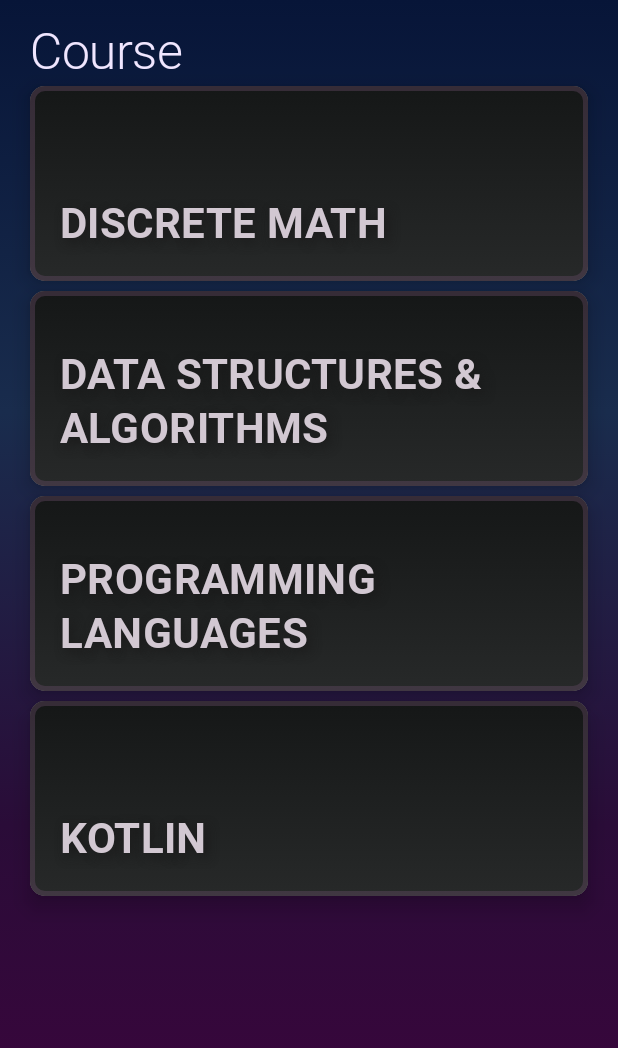
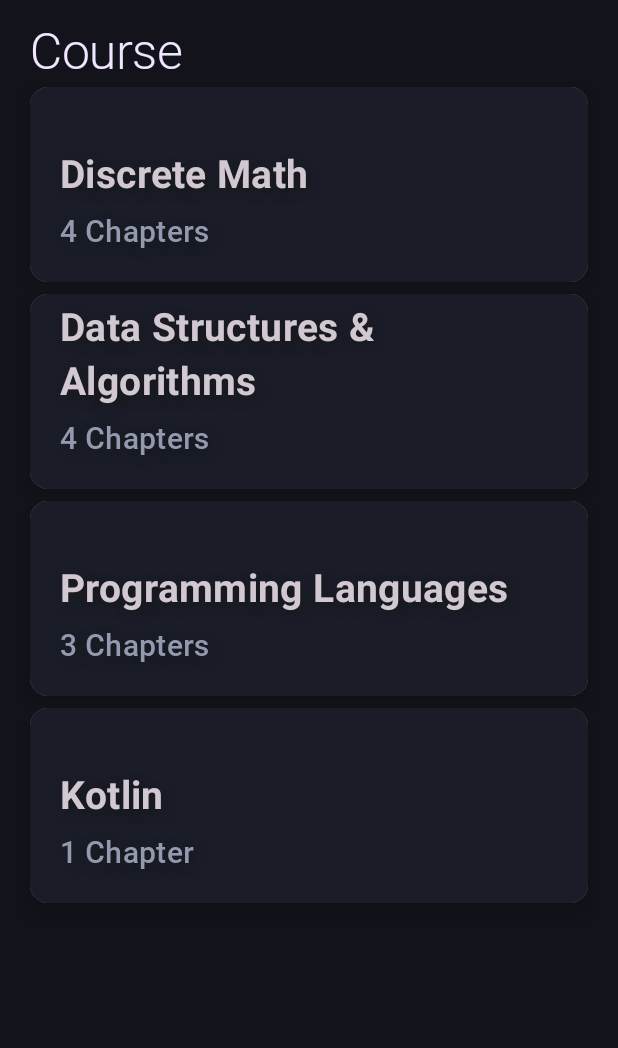
Before and after one commit to Tyler-Lopez/CS-TriviaApp, an Android app built with Jetpack Compose: the composable HomeScreen shown on its own in the app's theme, on a phone screen of 412 x 824 dp. Shown: the top 1048 px of the screen. Run offline under Robolectric (Android 15) with nearby library versions, the phone set to English and light mode, and no system bars.

Commit message:
UI Improvements and general simplification of colors and theme ahead of future light and dark mode toggles. The app now should look more like a typical dark mode app.

```diff
--- a/app/src/main/java/com/company/triviaapp/Home.kt
+++ b/app/src/main/java/com/company/triviaapp/Home.kt
@@ -41,10 +41,10 @@ fun HomeScreen(navController: NavController) {
             .background(
                 Brush.verticalGradient(
                     listOf(
-                        Color(7, 21, 56),
-                        Color(25, 44, 77),
-                        Color(42, 12, 56),
-                        Color(64, 3, 62),
+                        Color(19,20,27),
+                        Color(19,20,27),
+                        Color(19,20,27),
+                        Color(19,20,27),
                     )
                 )
             ),
@@ -71,16 +71,15 @@ fun HomeScreen(navController: NavController) {
                         if (categories.lastIndex < i + j) break
 
                         Card(
-                            shape = RoundedCornerShape(10.dp),
+                            shape = RoundedCornerShape(12.dp),
                             modifier = Modifier
                                 .fillMaxWidth()
-                                .padding(vertical = 3.dp)
+                                .padding(vertical = 4.dp)
                                 .height(130.dp)
                                 .border(
-                                    shape = RoundedCornerShape(10.dp),
+                                    shape = RoundedCornerShape(12.dp),
                                     width = 3.dp,
-                                    color = Color(0.4f, 0.3f, 0.4f, 0.4f),
-
+                                    color = Color(26,29,40, 100),
                                 )
                                 .clickable {
                                     navController.navigate(Screen.ChapterSelect.withArgs((i + j).toString()))
@@ -92,8 +91,8 @@ fun HomeScreen(navController: NavController) {
                             Box(modifier = Modifier.fillMaxSize().background(
                                     Brush.verticalGradient(
                                         listOf(
-                                            Color(21, 23, 23),
-                                            Color(39, 41, 41)
+                                            Color(26,29,40,255),
+                                            Color(26,29,40,255)
                                         )
                                     )
                                     ),) {
@@ -103,7 +102,7 @@ fun HomeScreen(navController: NavController) {
                                     contentDescription = "",
                                     contentScale = ContentScale.Crop
                                 )*/
-                                Box(
+                                /*Box(
                                     modifier = Modifier
                                         .fillMaxSize()
                                         .background(
@@ -114,17 +113,17 @@ fun HomeScreen(navController: NavController) {
                                                     ), startY = 250f, endY = 500f
                                             )
                                         )
-                                )
+                                )*/
                                 Column(
                                     modifier = Modifier.fillMaxSize(),
                                     verticalArrangement = Arrangement.Bottom,
                                 ) {
                                     Text(
-                                        text = "${categories[i + j].first.uppercase()}",
+                                        text = "${categories[i + j].first}",
                                         textAlign = TextAlign.Left,
                                         color = Color(210, 200, 210),
-                                        fontSize = 28.sp,
-                                        fontFamily = roboto,
+                                        fontSize = 26.sp,
+                                       // fontFamily = roboto,
                                         fontWeight = FontWeight.Bold,
                                         style = MaterialTheme.typography.h4.copy(
                                             shadow = Shadow(
@@ -133,7 +132,23 @@ fun HomeScreen(navController: NavController) {
                                                 blurRadius = 8f
                                             )
                                         ),
-                                        modifier = Modifier.padding(20.dp)
+                                        modifier = Modifier.padding(start = 20.dp, end = 20.dp, bottom = 2.dp)
+                                    )
+                                    Text(
+                                        text = "${categories[i + j].second.size} ${if (categories[i + j].second.size > 1) "Chapters" else "Chapter" }",
+                                        textAlign = TextAlign.Left,
+                                        color = Color(147,153,175,255),
+                                        fontSize = 20.sp,
+                                        fontFamily = roboto,
+                                        fontWeight = FontWeight.Medium,
+                                        style = MaterialTheme.typography.h4.copy(
+                                            shadow = Shadow(
+                                                color = Color(0.1f, 0.1f, 0.1f, 0.9f),
+                                                offset = Offset(4f, 4f),
+                                                blurRadius = 8f
+                                            )
+                                        ),
+                                        modifier = Modifier.padding(start = 20.dp, bottom = 15.dp)
                                     )
                                 }
                             }
```
Also changed, not shown: app/src/main/java/com/company/triviaapp/ChapterView.kt (+35 -15 lines), app/src/main/java/com/company/triviaapp/Flashcard.kt (+29 -22 lines).
